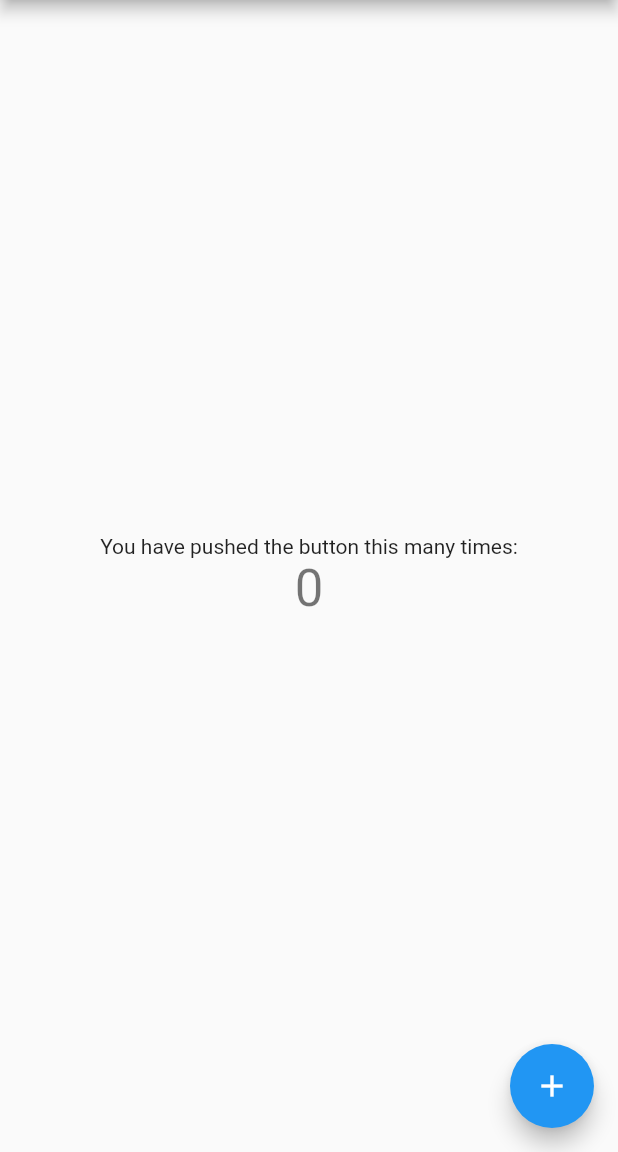
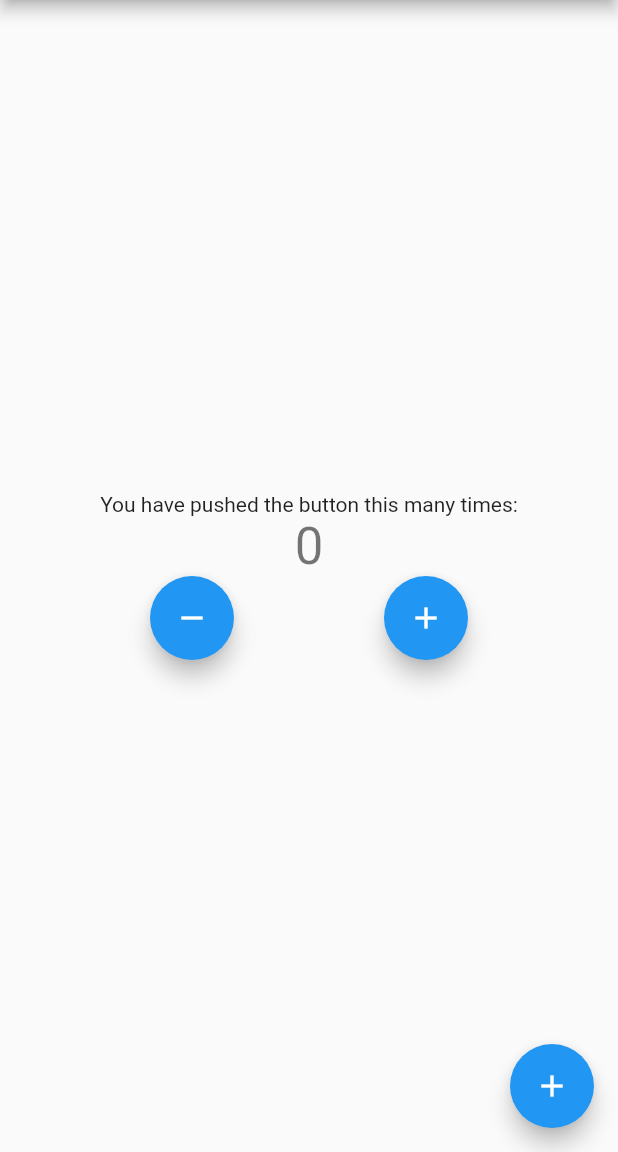
Before and after one commit to LeSangDeveloper/Flutter_Counter_App, a Flutter app: the screen it shows after launch, on a phone screen of 412 x 824 dp, the part 84-1236 px from its top. Run offline on Flutter 3.47's test engine with Material 2 defaults, Android fonts, the phone set to English and light mode, and no system bars; our stand-ins replace bloc, flutter_bloc.

Commit message:
finish init bloc

```diff
--- a/lib/cubit/counter_cubit.dart
+++ b/lib/cubit/counter_cubit.dart
@@ -6,7 +6,7 @@ part 'counter_state.dart';
 class CounterCubit extends Cubit<CounterState> {
   CounterCubit() : super(CounterState(counterValue: 0));
 
-  void increment() => emit(CounterState(counterValue: state.counterValue + 1));
+  void increment() => emit(CounterState(counterValue: state.counterValue + 1, wasIncrement: true));
 
-  void decrement() => emit(CounterState(counterValue: state.counterValue - 1));
+  void decrement() => emit(CounterState(counterValue: state.counterValue - 1, wasIncrement: false));
 }
--- a/lib/cubit/counter_state.dart
+++ b/lib/cubit/counter_state.dart
@@ -2,8 +2,10 @@ part of 'counter_cubit.dart';
 
 class CounterState {
   int counterValue;
+  bool? wasIncrement;
 
   CounterState({
     required this.counterValue,
+    this.wasIncrement
   });
 }
--- a/lib/main.dart
+++ b/lib/main.dart
@@ -1,4 +1,9 @@
+import 'dart:developer';
+
 import 'package:flutter/material.dart';
+import 'package:flutter_bloc/flutter_bloc.dart';
+
+import 'cubit/counter_cubit.dart';
 
 void main() {
   runApp(const MyApp());
@@ -10,36 +15,21 @@ class MyApp extends StatelessWidget {
   // This widget is the root of your application.
   @override
   Widget build(BuildContext context) {
-    return MaterialApp(
-      title: 'Flutter Demo',
-      theme: ThemeData(
-        // This is the theme of your application.
-        //
-        // Try running your application with "flutter run". You'll see the
-        // application has a blue toolbar. Then, without quitting the app, try
-        // changing the primarySwatch below to Colors.green and then invoke
-        // "hot reload" (press "r" in the console where you ran "flutter run",
-        // or simply save your changes to "hot reload" in a Flutter IDE).
-        // Notice that the counter didn't reset back to zero; the application
-        // is not restarted.
-        primarySwatch: Colors.blue,
+    return BlocProvider<CounterCubit>(
+      create: (context) => CounterCubit(),
+      child: MaterialApp(
+        title: 'Flutter Demo',
+        theme: ThemeData(
+          primarySwatch: Colors.blue,
+        ),
+        home: const MyHomePage(title: 'Flutter Demo Home Page'),
       ),
-      home: const MyHomePage(title: 'Flutter Demo Home Page'),
     );
   }
 }
 
 class MyHomePage extends StatefulWidget {
   const MyHomePage({super.key, required this.title});
-
-  // This widget is the home page of your application. It is stateful, meaning
-  // that it has a State object (defined below) that contains fields that affect
-  // how it looks.
-
-  // This class is the configuration for the state. It holds the values (in this
-  // case the title) provided by the parent (in this case the App widget) and
-  // used by the build method of the State. Fields in a Widget subclass are
-  // always marked "final".
 
   final String title;
 
@@ -52,55 +42,46 @@ class _MyHomePageState extends State<MyHomePage> {
 
   void _incrementCounter() {
     setState(() {
-      // This call to setState tells the Flutter framework that something has
-      // changed in this State, which causes it to rerun the build method below
-      // so that the display can reflect the updated values. If we changed
-      // _counter without calling setState(), then the build method would not be
-      // called again, and so nothing would appear to happen.
       _counter++;
     });
   }
 
   @override
   Widget build(BuildContext context) {
-    // This method is rerun every time setState is called, for instance as done
-    // by the _incrementCounter method above.
-    //
-    // The Flutter framework has been optimized to make rerunning build methods
-    // fast, so that you can just rebuild anything that needs updating rather
-    // than having to individually change instances of widgets.
     return Scaffold(
       appBar: AppBar(
-        // Here we take the value from the MyHomePage object that was created by
-        // the App.build method, and use it to set our appbar title.
         title: Text(widget.title),
       ),
       body: Center(
-        // Center is a layout widget. It takes a single child and positions it
-        // in the middle of the parent.
         child: Column(
-          // Column is also a layout widget. It takes a list of children and
-          // arranges them vertically. By default, it sizes itself to fit its
-          // children horizontally, and tries to be as tall as its parent.
-          //
-          // Invoke "debug painting" (press "p" in the console, choose the
-          // "Toggle Debug Paint" action from the Flutter Inspector in Android
-          // Studio, or the "Toggle Debug Paint" command in Visual Studio Code)
-          // to see the wireframe for each widget.
-          //
-          // Column has various properties to control how it sizes itself and
-          // how it positions its children. Here we use mainAxisAlignment to
-          // center the children vertically; the main axis here is the vertical
-          // axis because Columns are vertical (the cross axis would be
-          // horizontal).
           mainAxisAlignment: MainAxisAlignment.center,
           children: <Widget>[
             const Text(
               'You have pushed the button this many times:',
             ),
-            Text(
-              '$_counter',
-              style: Theme.of(context).textTheme.headline4,
+            BlocConsumer<CounterCubit, CounterState>(builder:
+                (context, state) {
+              return Text(
+                state.counterValue.toString(),
+                style: Theme.of(context).textTheme.headline4,
+              );
+            },
+                listener: (context, state) => {
+                  if (state.wasIncrement != null) {
+                    if (state.wasIncrement!) {
+                      debugPrint("increment")
+                    }
+                    else if (state.wasIncrement!) {
+                      debugPrint("increment")
+                    }
+                  }
+                }),
+            Row(
+              mainAxisAlignment: MainAxisAlignment.spaceEvenly,
+              children: [
+                FloatingActionButton(onPressed: () {BlocProvider.of<CounterCubit>(context).decrement();}, tooltip: 'Decrement', child: const Icon(Icons.remove),),
+                FloatingActionButton(onPressed: () {BlocProvider.of<CounterCubit>(context).increment();}, tooltip: 'Increment', child: const Icon(Icons.add),)
+              ],
             ),
           ],
         ),
--- a/pubspec.yaml
+++ b/pubspec.yaml
@@ -37,6 +37,7 @@ dependencies:
   # Use with the CupertinoIcons class for iOS style icons.
   cupertino_icons: ^1.0.2
   bloc: ^8.1.0
+  flutter_bloc: ^8.1.1
 
 dev_dependencies:
   flutter_test:
```
Also changed, not shown: pubspec.lock.
